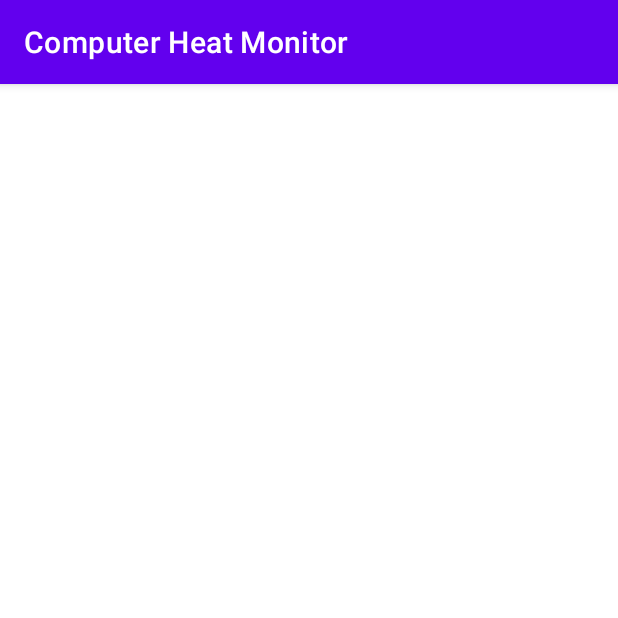
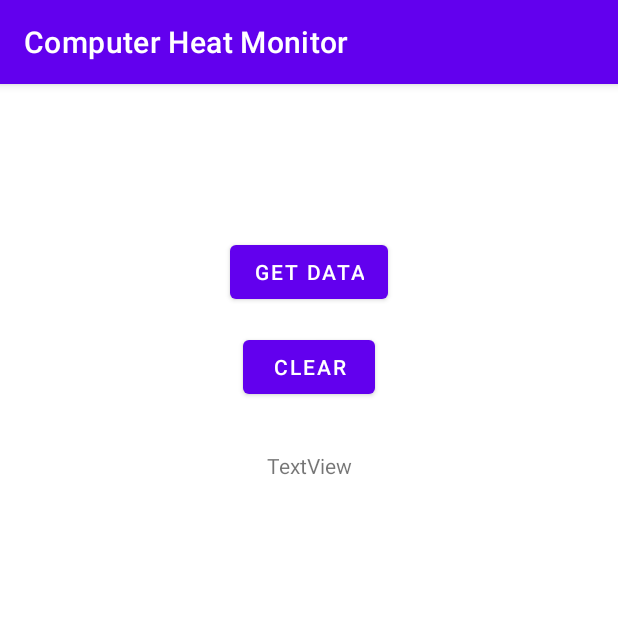
Before and after one commit to berkebiten/ComputerHeatMonitor, an Android app: the sensorDataActivity screen opened directly, with no data from a screen before it, on a phone screen of 412 x 824 dp, the top half of it. Run offline under Robolectric (Android 15) with nearby library versions, the phone set to English and light mode, and no system bars; 5 statements that could not run were skipped.

Commit message:
working app with arduino

```diff
--- a/ComputerHeatMonitor/app/src/main/java/com/example/computerheatmonitor/sensorDataActivity.java
+++ b/ComputerHeatMonitor/app/src/main/java/com/example/computerheatmonitor/sensorDataActivity.java
@@ -1,5 +1,6 @@
 package com.example.computerheatmonitor;
 
+import androidx.activity.ComponentActivity;
 import androidx.appcompat.app.AppCompatActivity;
 
 import android.app.ProgressDialog;
@@ -9,47 +10,137 @@ import android.bluetooth.BluetoothServerSocket;
 import android.bluetooth.BluetoothSocket;
 import android.content.Intent;
 import android.os.AsyncTask;
+import android.os.Build;
 import android.os.Bundle;
 import android.os.Handler;
+import android.os.Looper;
+import android.util.Log;
+import android.view.View;
+import android.widget.Button;
 import android.widget.TextView;
 import android.widget.Toast;
 
 import java.io.IOException;
 import java.io.InputStream;
 import java.io.OutputStream;
+import java.lang.reflect.Method;
 import java.util.UUID;
 
 public class sensorDataActivity extends AppCompatActivity {
 
-    private ProgressDialog progress;
-    boolean stopThread;
-    private InputStream inputStream;
-    private OutputStream outputStream;
-    byte buffer[];
-    TextView textView;
-    BluetoothSocket btSocket ;
-    BluetoothDevice remoteDevice;
-    BluetoothAdapter bt = null;
-    BluetoothServerSocket mmServer;
+    static final UUID MY_UUID = UUID.fromString("00001101-0000-1000-8000-00805F9B34FB");
+    private static final String TAG = "BluetoothControl";
+    private boolean isBluetoothConnected = false;
+
+    Button btnGetData;
+    Button btnClear;
+    TextView tvReceivedData;
     String address = null;
+    private ProgressDialog progressDialog;
+    BluetoothAdapter mBluetoothAdapter = null;
+    BluetoothSocket mBluetoothSocket = null;
+    InputStream mInputStream;
+    Thread workerThread;
+    byte[] readBuffer;
+    int readBufferPosition;
+    volatile boolean stopWorker;
 
-    private boolean isBtConnected = false;
-    static final UUID myUUID = UUID.fromString("00001101-0000-1000-8000-00805F9B34FB");
 
     @Override
     protected void onCreate(Bundle savedInstanceState) {
         super.onCreate(savedInstanceState);
         setContentView(R.layout.activity_sensor_data);
-        Intent newInt = getIntent();
-        address = newInt.getStringExtra(MainActivity.EXTRA_ADDRESS);
-        new btConnect().execute();
+        Intent getAddressIntent = getIntent();
+        address = getAddressIntent.getStringExtra(MainActivity.EXTRA_ADDRESS);
+
+        tvReceivedData = findViewById(R.id.tvReceivedData);
+
+        btnGetData = findViewById(R.id.btnGetData);
+        btnClear = findViewById(R.id.btnClear);
+
+        new BTConnectAsync().execute();
+
+
+        btnGetData.setOnClickListener(new View.OnClickListener() {
+            @Override
+            public void onClick(View view) {
+                try {
+                    getData();
+                } catch (IOException e) {
+                    e.printStackTrace();
+                    tvReceivedData.setText("Error");
+                }
+            }
+        });
+
+        btnClear.setOnClickListener(new View.OnClickListener() {
+            @Override
+            public void onClick(View view) {
+                tvReceivedData.setText(" ");
+            }
+        });
+
     }
 
+    void getData() throws IOException {
+        String msg = "1";
+        msg += "\n";
+        mBluetoothSocket.getOutputStream().write(msg.toString().getBytes());
+    }
+
+    void beginListenForData() {
+        final Handler handler = new Handler();
+        final byte delimiter = 10; //This is the ASCII code for a newline character
+
+        stopWorker = false;
+        readBufferPosition = 0;
+        readBuffer = new byte[1024];
+        workerThread = new Thread(new Runnable() {
+            public void run() {
+                while(!Thread.currentThread().isInterrupted() && !stopWorker) {
+                    try {
+                        int bytesAvailable = mInputStream.available();
+                        if(bytesAvailable > 0) {
+                            byte[] packetBytes = new byte[bytesAvailable];
+                            mInputStream.read(packetBytes);
+                            for(int i=0;i<bytesAvailable;i++) {
+                                byte b = packetBytes[i];
+                                if(b == delimiter) {
+                                    byte[] encodedBytes = new byte[readBufferPosition];
+                                    System.arraycopy(readBuffer, 0, encodedBytes, 0, encodedBytes.length);
+                                    final String data = new String(encodedBytes, "US-ASCII");
+                                    readBufferPosition = 0;
+
+                                    handler.post(new Runnable() {
+                                        public void run() {
+                                            tvReceivedData.setText(data);
+                                        }
+                                    });
+                                }
+                                else {
+                                    readBuffer[readBufferPosition++] = b;
+                                }
+                            }
+                        }
+                    }
+                    catch (IOException ex) {
+                        stopWorker = true;
+                    }
+                }
+            }
+        });
+
+        workerThread.start();
+    }
+
+
     private void Disconnect(){
-        if(btSocket!=null){
+        if (mBluetoothSocket != null){
             try {
-                btSocket.close();
-            } catch (IOException e){
+                stopWorker = true;
+                mBluetoothSocket.close();
+            }catch (IOException e){
+                e.printStackTrace();
             }
         }
         finish();
@@ -61,54 +152,48 @@ public class sensorDataActivity extends AppCompatActivity {
         Disconnect();
     }
 
-    private class btConnect extends AsyncTask<Void, Void, Void> {
+    private class BTConnectAsync extends AsyncTask<Void,Void,Void> {
         private boolean ConnectSuccess = true;
+
 
         @Override
         protected void onPreExecute() {
-            progress = ProgressDialog.show(sensorDataActivity.this, "Connecting...", "Please Wait.");
+            super.onPreExecute();
+            progressDialog = ProgressDialog.show(sensorDataActivity.this, "Bağlanıyor..", "Lütfen bekleyin");
         }
-
 
         @Override
         protected Void doInBackground(Void... devices) {
             try {
-                if (btSocket == null || !isBtConnected) {
-                    bt = BluetoothAdapter.getDefaultAdapter();
-                    BluetoothDevice device = bt.getRemoteDevice(address);
-                    btSocket = device.createInsecureRfcommSocketToServiceRecord(myUUID);
+                if (mBluetoothSocket == null || !isBluetoothConnected) {
+                    mBluetoothAdapter = BluetoothAdapter.getDefaultAdapter();
+                    BluetoothDevice device = mBluetoothAdapter.getRemoteDevice(address);
+                    mBluetoothSocket = device.createInsecureRfcommSocketToServiceRecord(MY_UUID);
                     BluetoothAdapter.getDefaultAdapter().cancelDiscovery();
-                    btSocket.connect();
+                    mBluetoothSocket.connect();
+                    mInputStream = mBluetoothSocket.getInputStream();
                 }
             } catch (IOException e) {
                 ConnectSuccess = false;
+                e.printStackTrace();
             }
             return null;
+
         }
 
         @Override
-        protected void onPostExecute(Void result) {
-            super.onPostExecute(result);
+        protected void onPostExecute(Void aVoid) {
+            super.onPostExecute(aVoid);
             if (!ConnectSuccess) {
-                Toast.makeText(getApplicationContext(),"Connection error. Please try again.",Toast.LENGTH_SHORT).show();
+                Toast.makeText(getApplicationContext(), "Bağlantı Hatası Tekrar Deneyin", Toast.LENGTH_SHORT).show();
                 finish();
             } else {
-                Toast.makeText(getApplicationContext(),"Connected Successfully.",Toast.LENGTH_SHORT).show();
-                try {
-                    outputStream = btSocket.getOutputStream();
-                } catch (IOException e) {
-                    e.printStackTrace();
-                }
-                try {
-                    inputStream = btSocket.getInputStream();
-                } catch (IOException e) {
-                    e.printStackTrace();
-                }
-                isBtConnected = true;
+                Toast.makeText(getApplicationContext(), "Bağlantı Başarılı", Toast.LENGTH_SHORT).show();
+                isBluetoothConnected = true;
+                beginListenForData();
             }
-            progress.dismiss();
+            progressDialog.dismiss();
         }
 
     }
-
 }
--- a/ComputerHeatMonitor/app/src/main/res/layout/activity_sensor_data.xml
+++ b/ComputerHeatMonitor/app/src/main/res/layout/activity_sensor_data.xml
@@ -6,4 +6,35 @@
     android:layout_height="match_parent"
     tools:context=".sensorDataActivity">
 
+    <Button
+        android:id="@+id/btnGetData"
+        android:layout_width="wrap_content"
+        android:layout_height="wrap_content"
+        android:layout_marginTop="101dp"
+        android:text="Get Data"
+        app:layout_constraintEnd_toEndOf="parent"
+        app:layout_constraintStart_toStartOf="parent"
+        app:layout_constraintTop_toTopOf="parent" />
+
+    <Button
+        android:id="@+id/btnClear"
+        android:layout_width="wrap_content"
+        android:layout_height="wrap_content"
+        android:layout_marginTop="15dp"
+        android:text="Clear"
+        app:layout_constraintEnd_toEndOf="parent"
+        app:layout_constraintStart_toStartOf="parent"
+        app:layout_constraintTop_toBottomOf="@+id/btnGetData" />
+
+    <TextView
+        android:id="@+id/tvReceivedData"
+        android:layout_width="wrap_content"
+        android:layout_height="wrap_content"
+        android:layout_marginStart="16dp"
+        android:layout_marginTop="32dp"
+        android:layout_marginEnd="16dp"
+        android:text="TextView"
+        app:layout_constraintEnd_toEndOf="parent"
+        app:layout_constraintStart_toStartOf="parent"
+        app:layout_constraintTop_toBottomOf="@+id/btnClear" />
 </androidx.constraintlayout.widget.ConstraintLayout>
--- a/ComputerHeatMonitor/app/src/main/res/values/strings.xml
+++ b/ComputerHeatMonitor/app/src/main/res/values/strings.xml
@@ -2,4 +2,5 @@
     <string name="app_name">Computer Heat Monitor</string>
     <string name="bluetooth_toggle">Bluetooth Toggle</string>
     <string name="paired_devices">Paired Devices</string>
+    <string name="textview">TextView</string>
 </resources>
```
Also changed, not shown: ComputerHeatMonitor/app/src/main/res/layout/activity_main.xml (+8 -8 lines), 1 other file.
